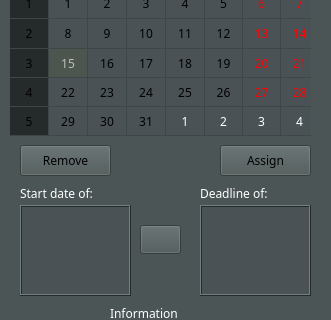
The window that maintenance.ui (totargaming/AutomotiveRepairManagement) describes before a commit, drawn with Qt 5; both pictures show x 0 to 331 and y 105 to 425 of the 331 by 663 pixel window.
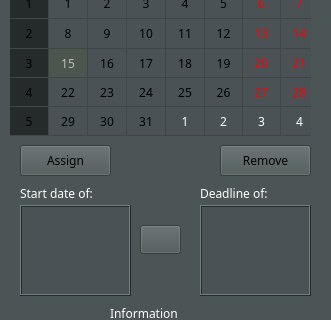
The same window after the commit. Icons and pictures are not drawn.

```diff
--- a/maintenance.ui
+++ b/maintenance.ui
@@ -702,7 +702,7 @@
   <widget class="QPushButton" name="addBtn">
    <property name="geometry">
     <rect>
-     <x>220</x>
+     <x>20</x>
      <y>250</y>
      <width>91</width>
      <height>31</height>
@@ -720,7 +720,7 @@
   <widget class="QPushButton" name="removeBtn">
    <property name="geometry">
     <rect>
-     <x>20</x>
+     <x>220</x>
      <y>250</y>
      <width>91</width>
      <height>31</height>
```
